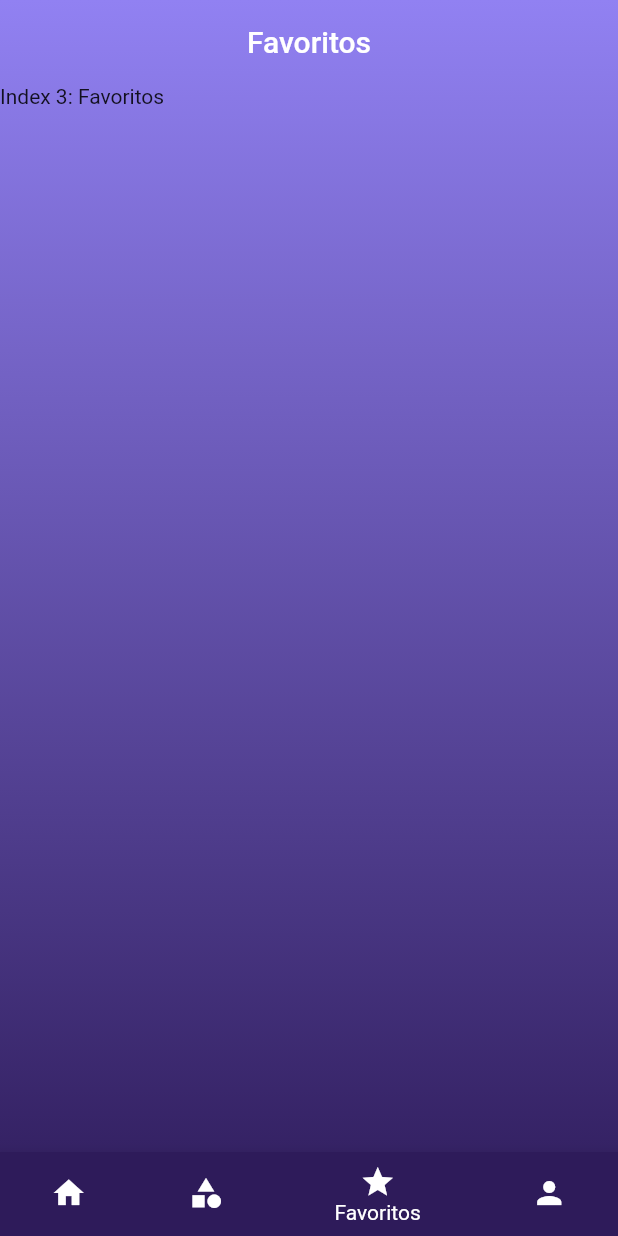
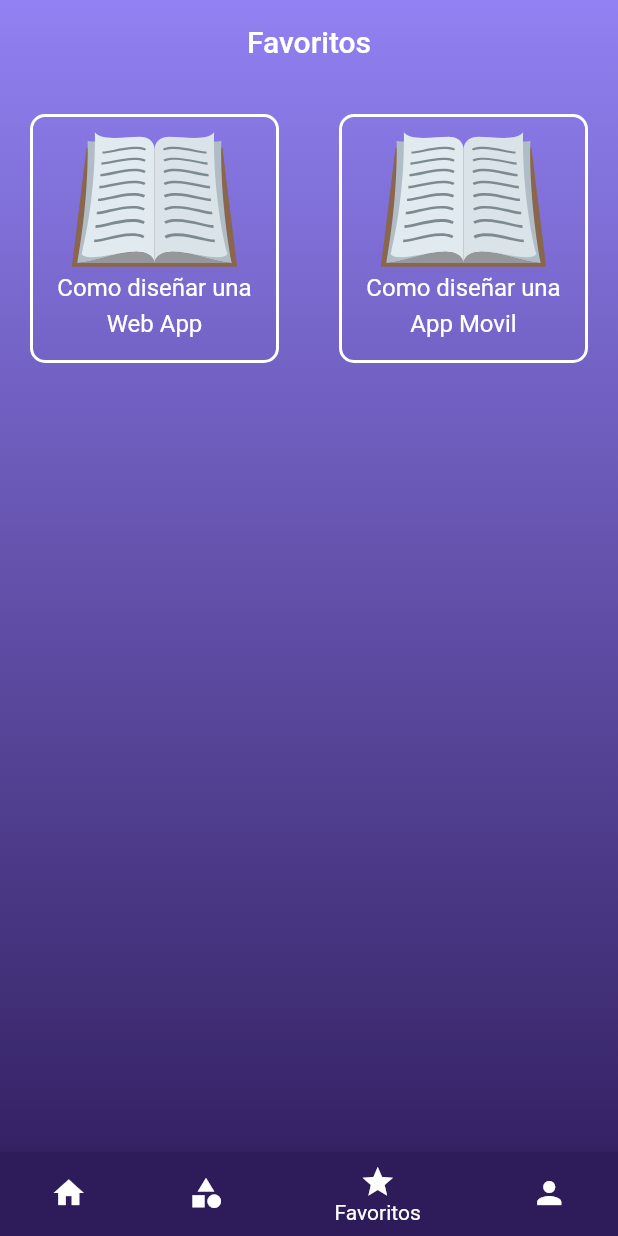
Before and after one commit to Cristhianbh98/am2-library-project, a Flutter app: the screen it shows after launch, item 3 of the bottom bar chosen, on a phone screen of 412 x 824 dp. Run offline on Flutter 3.47's test engine with Material 2 defaults, Android fonts, the phone set to English and light mode, and no system bars; our stand-ins replace flutter_svg.

Commit message:
add: favorites screen

```diff
--- a/lib/screens/main_navigation_menu_screen.dart
+++ b/lib/screens/main_navigation_menu_screen.dart
@@ -1,3 +1,4 @@
+import 'package:am2_library_project/widgets/book_list_wdget.dart';
 import 'package:am2_library_project/widgets/main_app_bar.dart';
 import 'package:am2_library_project/screens/book_screen.dart';
 import 'package:am2_library_project/widgets/gradient_background.dart';
@@ -24,38 +25,33 @@ class _MainNavigationMenuScreenState extends State<MainNavigationMenuScreen> {
 
   static const List<String> _titles = ["Inicio", "Categorias", "Favoritos", "Perfil"];
 
+  final List<Book> books = [
+    Book(
+      title: "Como diseñar una Web App",
+      description: "Lorem Lorem ipsum es el texto que se usa  habitualmente en diseño gráfico o de moda en demostraciones de tipografías o de borradores de diseño para probar el diseño visual antes de insertar el texto final.",
+      id: "1312576942",
+      author: "Cristhian Bacusoy",
+      createAt: DateTime(2021, 1, 10),
+      category: "Desarrollo Web",
+    ),
+    Book(
+      title: "Como diseñar una App Movil",
+      description: "Lorem Lorem ipsum es el texto que se usa  habitualmente en diseño gráfico o de moda en demostraciones de tipografías o de borradores de diseño para probar el diseño visual antes de insertar el texto final.",
+      id: "1312576942",
+      author: "Cristhian Bacusoy",
+      createAt: DateTime(2021, 1, 10),
+      category: "Desarrollo Movil",
+    ),
+  ];
+
   @override
   Widget build(BuildContext context) {
-
     final List<Widget> _widgetOptions = <Widget>[
-      ElevatedButton(
-        onPressed: () {
-          Navigator.push(
-            context,
-            MaterialPageRoute(
-              builder: (context) => BookScreen(
-                book: Book(
-                  title: 'Como diseñar una Web App',
-                  description: 'Lorem Lorem ipsum es el texto que se usa  habitualmente en diseño gráfico o de moda en demostraciones de tipografías o de borradores de diseño para probar el diseño visual antes de insertar el texto final.',
-                  id: '1312576942',
-                  author: 'Cristhian Bacusoy',
-                  createAt: DateTime(2021, 1, 10),
-                  category: 'Desarrollo Web'
-                )
-              ),
-            ),
-          );
-        },
-        child: const Text('Go to book'),
-      ),
-      const CategoryListWidget(),
-      const Text(
-        'Index 3: Favoritos',
-      ),
-      const Text(
-        'Index 3: Perfil',
-      ),
-    ];
+    const Text("Home"),
+    const CategoryListWidget(),
+    BookListWidget(books: books),
+    const Text('Index 3: Perfil'),
+  ];
 
     return GradientBackground(
       child: Scaffold(
--- /dev/null
+++ b/lib/widgets/book_list_wdget.dart
@@ -0,0 +1,57 @@
+import 'package:am2_library_project/model/book.dart';
+import 'package:am2_library_project/screens/book_screen.dart';
+import 'package:flutter_svg/flutter_svg.dart';
+import 'package:flutter/material.dart';
+
+class BookListWidget extends StatefulWidget {
+  final List<Book> books;
+  const BookListWidget({Key? key, required this.books}) : super(key: key);
+
+  @override
+  State<BookListWidget> createState() => _BookListWidget();
+}
+
+class _BookListWidget extends State<BookListWidget> {
+
+  @override
+  Widget build(BuildContext context) {
+    return GridView.count(
+      crossAxisCount: 2,
+      children: widget.books.map((book) {
+        return Padding(
+          padding: const EdgeInsets.all(20.0),
+          child: InkWell(
+            onTap: () {
+              Navigator.push(
+                context,
+                MaterialPageRoute(
+                  builder: (context) => BookScreen(book: book),
+                ),
+              );
+            },
+            child: Container(
+              padding: const EdgeInsets.all(10.0),
+              decoration: BoxDecoration(
+                borderRadius: BorderRadius.circular(10),
+                border: Border.all(color:Colors.white, width: 2.0)
+              ),
+              child: Column(
+                children: [
+                  SvgPicture.asset(
+                    "images/book.svg",
+                    height: 90.0,
+                  ),
+                  Text(
+                    book.title,
+                    style: Theme.of(context).textTheme.bodyText1,
+                    textAlign: TextAlign.center,
+                  ),
+                ],
+              ),
+            ),
+          ),
+        );
+      }).toList(),
+    );
+  }
+}
--- a/lib/widgets/category_list_widget.dart
+++ b/lib/widgets/category_list_widget.dart
@@ -1,5 +1,4 @@
 import 'package:am2_library_project/model/category.dart';
-import 'package:flutter/foundation.dart';
 import 'package:flutter/material.dart';
 
 class CategoryListWidget extends StatefulWidget {
```
